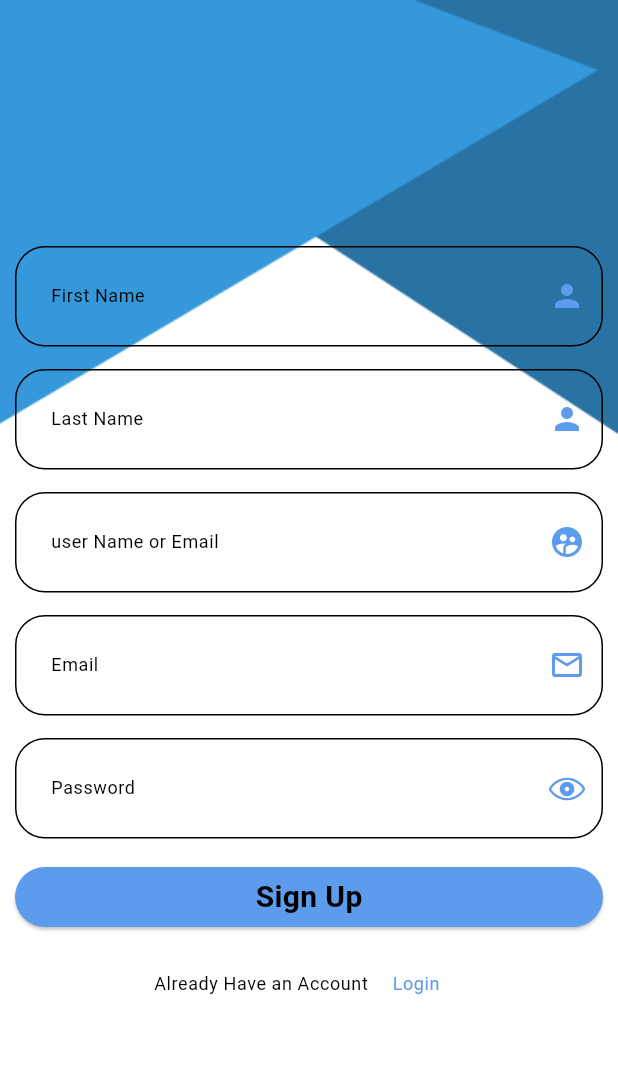
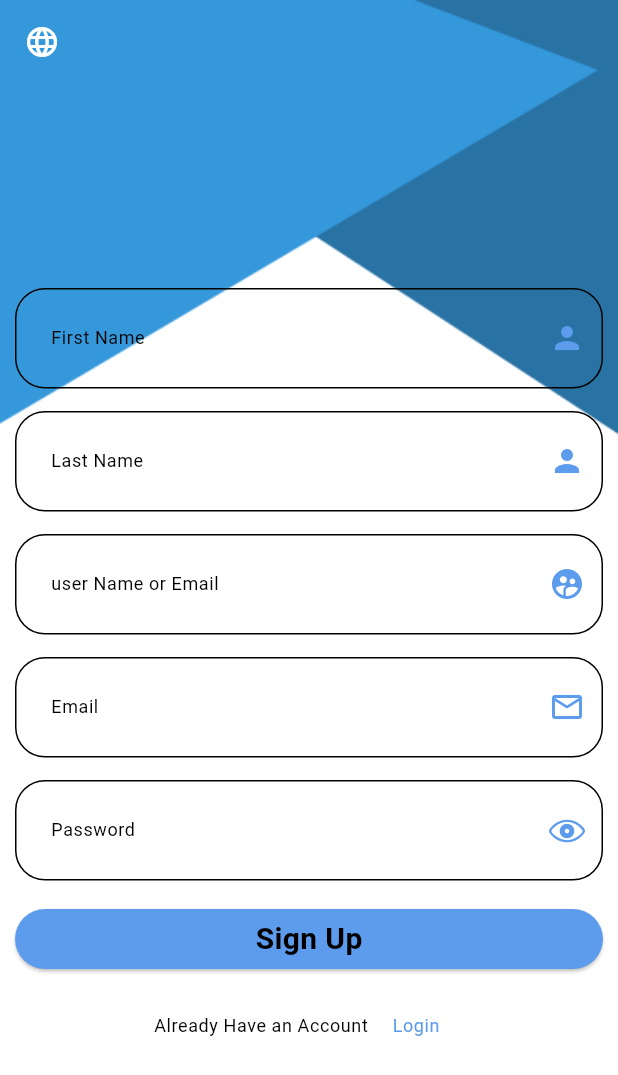
Before and after one commit to heshamgasser/new_todo_app, a Flutter app: the SignUpScreen screen opened by its route, on a phone screen of 412 x 824 dp. Shown: the top 1075 px of the screen. Run offline on Flutter 3.47's test engine with Material 2 defaults, Android fonts, the phone set to English and light mode, and no system bars; our stand-ins replace calendar_timeline, cloud_firestore, firebase_core, flutter_slidable, google_fonts, shared_preferences; accounts and stored records are empty; generated files the repository leaves out were written again.

Commit message:
add language icon button

```diff
--- a/lib/screens/signUp_screen.dart
+++ b/lib/screens/signUp_screen.dart
@@ -4,6 +4,9 @@ import 'package:app_template/screens/widget/login_signUp_widgets/custom_password
 import 'package:flutter/cupertino.dart';
 import 'package:flutter/material.dart';
 import 'package:flutter_gen/gen_l10n/app_localizations.dart';
+import 'package:provider/provider.dart';
+
+import '../provider/app_provider.dart';
 
 class SignUpScreen extends StatefulWidget {
   static const String routeName = 'Sign up Screen';
@@ -24,11 +27,13 @@ class _SignUpScreenState extends State<SignUpScreen> {
   TextEditingController passwordController = TextEditingController();
 
   bool secure = true;
+  bool selected = true;
 
   GlobalKey<FormState> signUpFormKey = GlobalKey();
 
   @override
   Widget build(BuildContext context) {
+    var pro = Provider.of<AppProvider>(context);
     return Stack(
       children: [
         Image.asset(
@@ -37,6 +42,16 @@ class _SignUpScreenState extends State<SignUpScreen> {
           fit: BoxFit.fill,
         ),
         Scaffold(
+          appBar: AppBar(
+            backgroundColor: Colors.transparent,
+            leading: IconButton(
+              onPressed: () {
+                selected = !selected;
+                pro.changeLanguage(selected ? 'en' : 'ar');
+              },
+              icon: Icon(Icons.language),
+            ),
+          ),
           resizeToAvoidBottomInset: false,
           backgroundColor: Colors.transparent,
           body: Padding(
@@ -78,7 +93,7 @@ class _SignUpScreenState extends State<SignUpScreen> {
                       secure = !secure;
                     },
                     iconData:
-                        secure ? CupertinoIcons.eye : CupertinoIcons.eye_slash,
+                    secure ? CupertinoIcons.eye : CupertinoIcons.eye_slash,
                   ),
                   SizedBox(height: 15),
                   ElevatedButton(
@@ -108,7 +123,7 @@ class _SignUpScreenState extends State<SignUpScreen> {
                                 .textTheme
                                 .bodySmall!
                                 .copyWith(
-                                    color: Theme.of(context).primaryColor)),
+                                color: Theme.of(context).primaryColor)),
                       ),
                     ],
                   ),
```
Also changed, not shown: lib/screens/login_screen.dart (+13 -17 lines).
